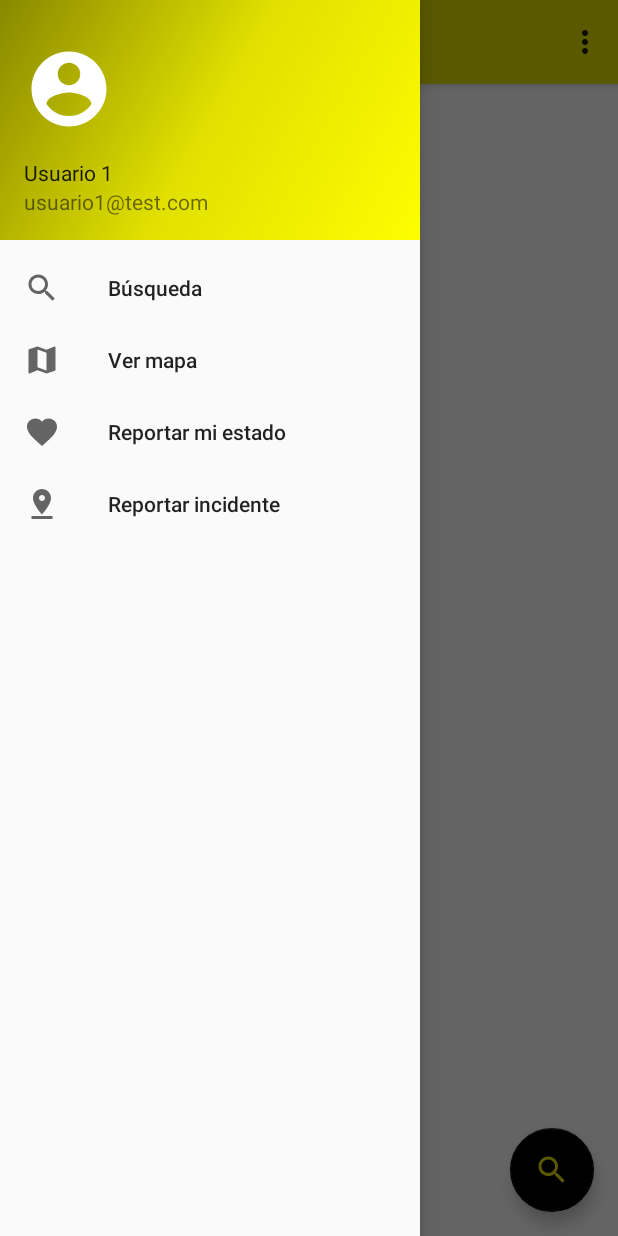
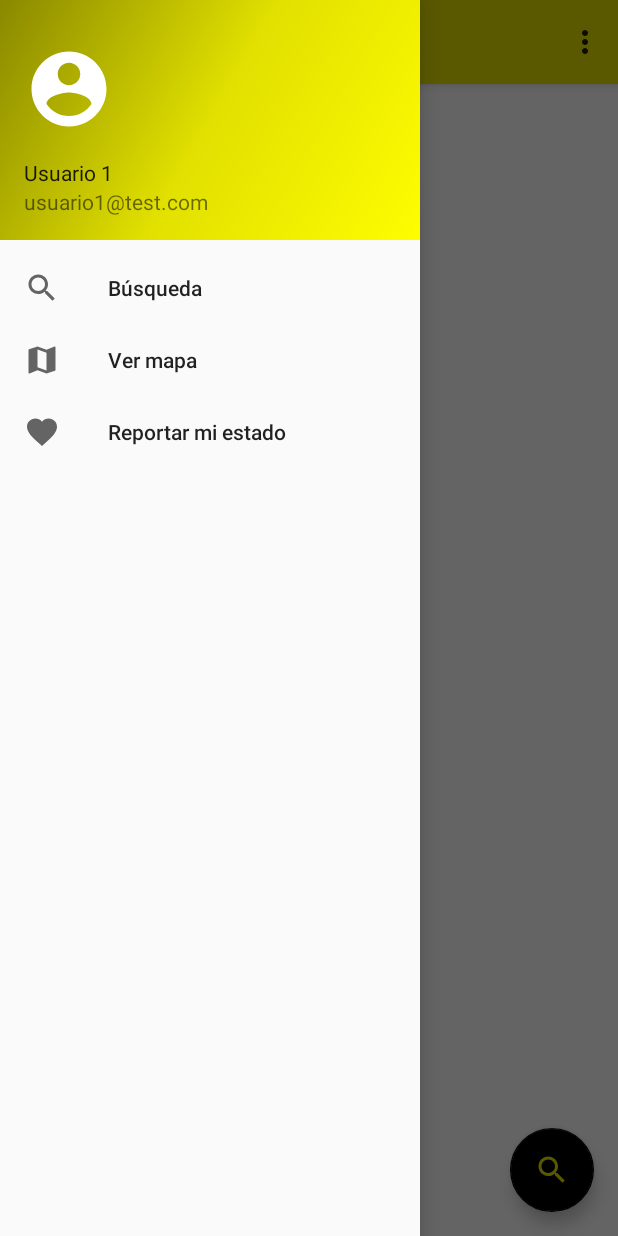
Before and after one commit to P1T4G0R4S/tt-social-app, an Android app: the screen it shows after launch (MainActivity), with the side drawer open, on a phone screen of 412 x 824 dp. Run offline under Robolectric (Android 15) with nearby library versions, the phone set to English and light mode, and no system bars; libraries missing offline, so code that uses them is left out: edu.rit.se, net.hockeyapp.android; 13 statements that could not run were skipped.

```diff
--- a/app/src/main/res/menu/activity_main_drawer.xml
+++ b/app/src/main/res/menu/activity_main_drawer.xml
@@ -14,10 +14,10 @@
             android:id="@+id/nav_status"
             android:icon="@drawable/ic_favorite"
             android:title="Reportar mi estado" />
-        <item
+        <!--<item
             android:id="@+id/nav_add_report"
             android:icon="@drawable/ic_pin_drop"
-            android:title="Reportar incidente" />
+            android:title="Reportar incidente" />-->
     </group>
 
     <!--<item android:title="Communicate">
```
Also changed, not shown: app/src/main/java/com/test/navigationdrawer1/MainActivity.java (+19 -3 lines).
